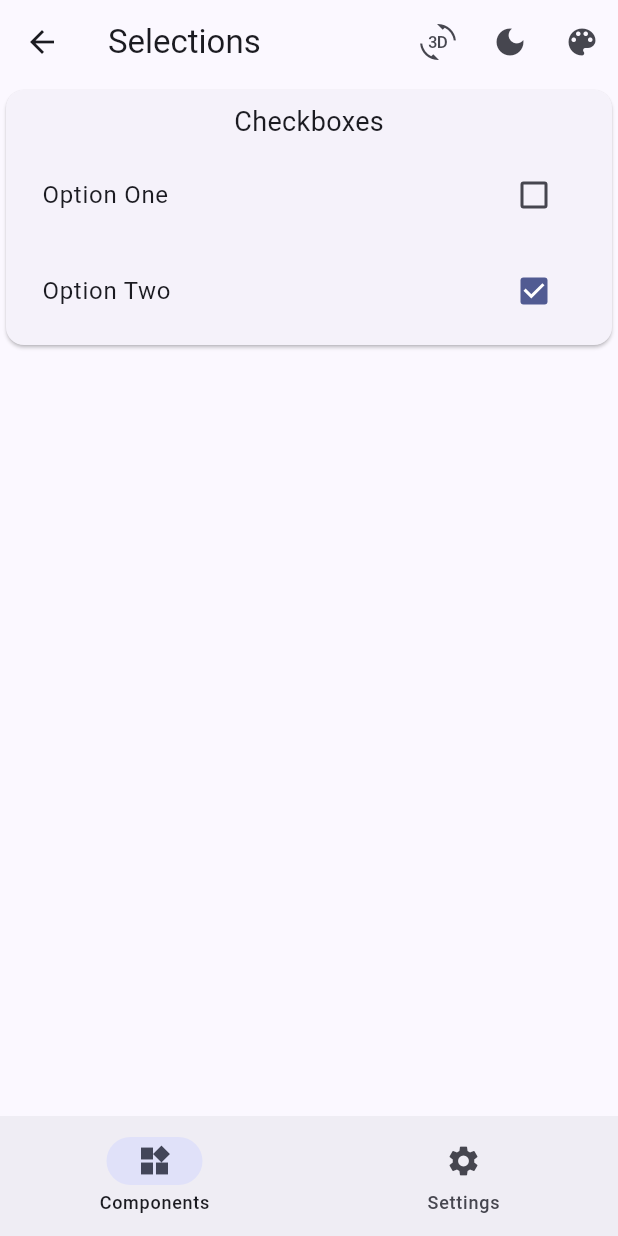
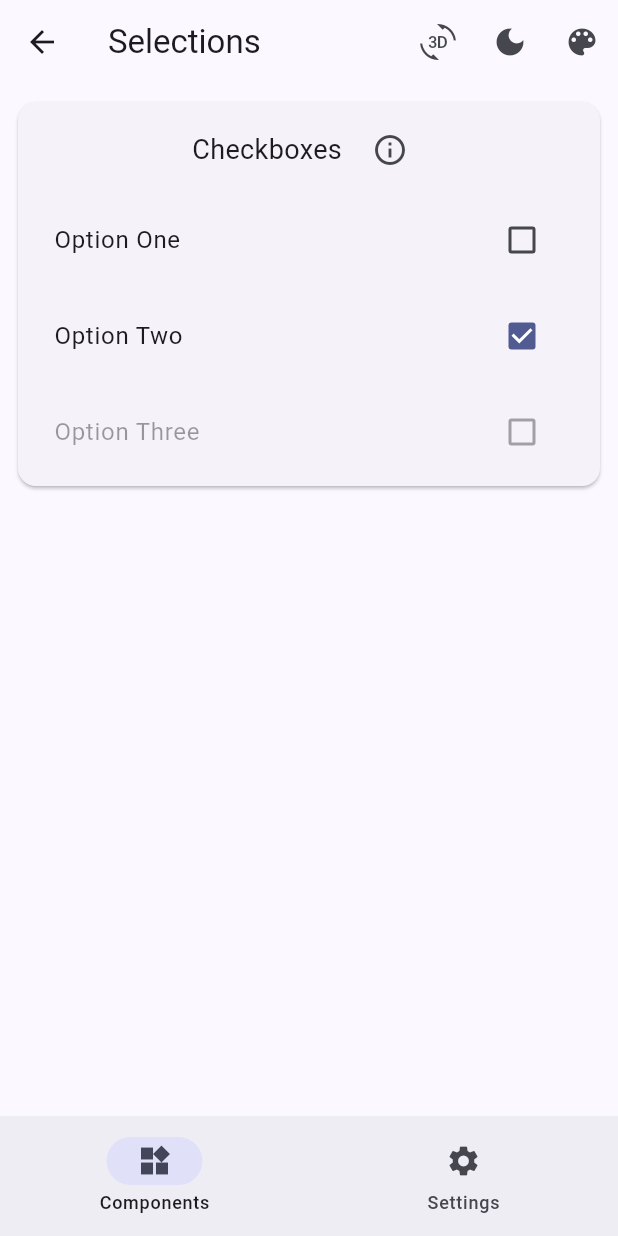
Before and after one commit to sazardev/widgets_in_flutter, a Flutter app: the SelectionScreen screen opened directly, on a phone screen of 412 x 824 dp. Run offline on Flutter 3.47's test engine with Material 3 defaults, Android fonts, the phone set to English and light mode, and no system bars; our stand-ins replace flutter_highlight, get.

```diff
--- a/lib/components/selections/selection.screen.dart
+++ b/lib/components/selections/selection.screen.dart
@@ -1,4 +1,6 @@
 import 'package:flutter/material.dart';
+import 'package:get/get.dart';
+import 'package:widgets_in_flutter/components/code/code.screen.dart';
 import 'package:widgets_in_flutter/core/theme/theme-brightness.widget.dart';
 import 'package:widgets_in_flutter/core/theme/theme-color.widget.dart';
 import 'package:widgets_in_flutter/core/theme/theme-material.widget.dart';
@@ -27,9 +29,15 @@ class _SelectionScreenState extends State<SelectionScreen> {
         ],
       ),
       body: ListView(
+        padding: const EdgeInsets.symmetric(horizontal: 8, vertical: 8),
         children: [
           CardComponents(
             content: 'Checkboxes',
+            tooltip: 'See code',
+            onPressedTooltip: () =>
+                Get.to(() => const CodeScreen(), arguments: {
+              "code": "Code",
+            }),
             components: [
               CheckboxListTile(
                 value: _selected,
@@ -49,6 +57,11 @@ class _SelectionScreenState extends State<SelectionScreen> {
                   });
                 },
               ),
+              const CheckboxListTile(
+                title: Text('Option Three'),
+                value: false,
+                onChanged: null,
+              ),
             ],
           )
         ],
--- a/lib/shared/cardcomponents.widget.dart
+++ b/lib/shared/cardcomponents.widget.dart
@@ -5,10 +5,14 @@ class CardComponents extends StatelessWidget {
     super.key,
     required this.content,
     required this.components,
+    this.tooltip,
+    this.onPressedTooltip,
   });
 
   final String content;
   final List<Widget> components;
+  final String? tooltip;
+  final Function()? onPressedTooltip;
 
   @override
   Widget build(BuildContext context) {
@@ -17,11 +21,25 @@ class CardComponents extends StatelessWidget {
         padding: const EdgeInsets.all(8.0),
         child: Column(
           children: [
-            Text(
-              content,
-              style: const TextStyle(
-                fontSize: 18,
-              ),
+            Row(
+              mainAxisAlignment: MainAxisAlignment.center,
+              children: [
+                Text(
+                  content,
+                  style: const TextStyle(
+                    fontSize: 18,
+                  ),
+                ),
+                if (onPressedTooltip != null)
+                  Padding(
+                    padding: const EdgeInsets.only(left: 8.0),
+                    child: IconButton(
+                      tooltip: '',
+                      onPressed: onPressedTooltip,
+                      icon: const Icon(Icons.info_outline),
+                    ),
+                  ),
+              ],
             ),
             const SizedBox(height: 8),
             Wrap(
```
Also changed, not shown: pubspec.lock.
